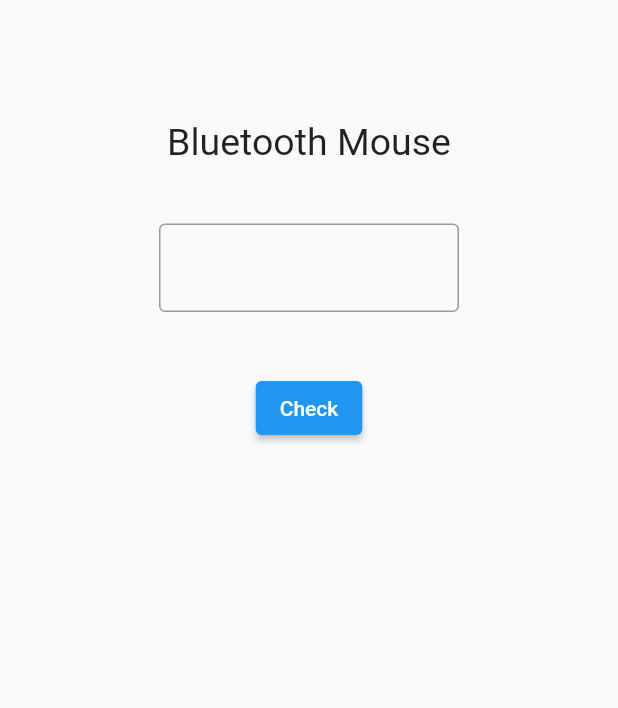
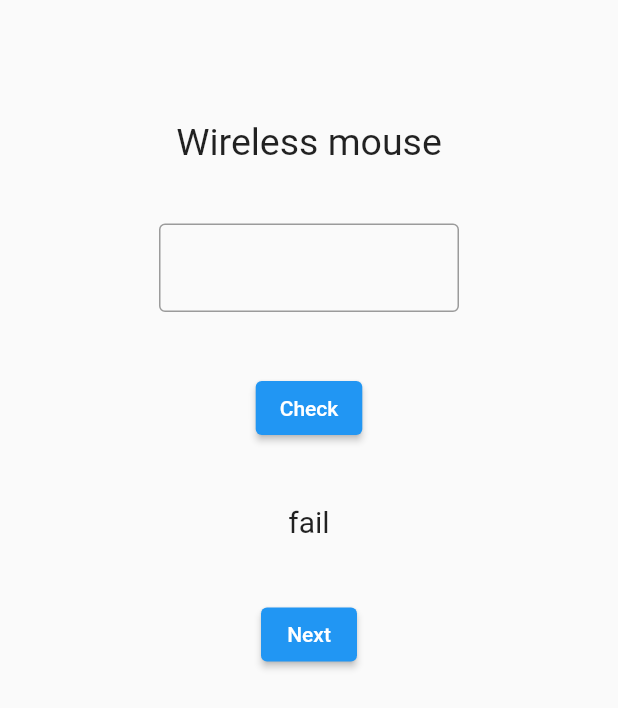
Before and after one commit to HoangHieuS/learning_flutter_1, a Flutter app: the screen it shows after launch, after a tap on "Check", on a phone screen of 412 x 824 dp. Shown: the top 708 px of the screen. Run offline on Flutter 3.47's test engine with Material 2 defaults, Android fonts, the phone set to English and light mode, and no system bars.

Commit message:
Check result and show next product

```diff
--- /dev/null
+++ b/lib/product_info.dart
@@ -0,0 +1,14 @@
+class ProductInfo {
+  final String name;
+  final int price;
+
+  ProductInfo(this.name, this.price);
+}
+
+final products = [
+  ProductInfo('Wireless mouse', 3),
+  ProductInfo('Keyboard', 5),
+  ProductInfo('Camera', 8),
+  ProductInfo('Speaker', 4),
+  ProductInfo('iPad', 1000),
+];
--- a/lib/screens/home_page.dart
+++ b/lib/screens/home_page.dart
@@ -1,8 +1,18 @@
 import 'package:flutter/material.dart';
 import 'package:flutter/services.dart';
+import 'package:name_your_price/product_info.dart';
 
-class HomePage extends StatelessWidget {
+class HomePage extends StatefulWidget {
   const HomePage({Key? key}) : super(key: key);
+
+  @override
+  State<HomePage> createState() => _HomePageState();
+}
+
+class _HomePageState extends State<HomePage> {
+  int _productIndex = 0;
+  int? _inputtedPrice;
+  String _result = '';
 
   @override
   Widget build(BuildContext context) {
@@ -12,20 +22,52 @@ class HomePage extends StatelessWidget {
         child: Column(
           children: <Widget>[
             const Padding(padding: EdgeInsets.only(top: 80)),
-            const Text('Bluetooth Mouse', style: TextStyle(fontSize: 25)),
+            Text(products[_productIndex].name,
+                style: const TextStyle(fontSize: 25)),
             const Padding(padding: EdgeInsets.only(top: 40)),
             SizedBox(
               width: 200,
               child: TextField(
+                key: const Key('priceInput'),
                 decoration: const InputDecoration(border: OutlineInputBorder()),
                 keyboardType: TextInputType.number,
                 inputFormatters: [FilteringTextInputFormatter.digitsOnly],
+                onChanged: (value) {
+                  _inputtedPrice = int.tryParse(value);
+                },
               ),
             ),
             const Padding(padding: EdgeInsets.only(top: 40)),
             ElevatedButton(
               child: const Text('Check'),
-              onPressed: () {},
+              onPressed: () {
+                setState(() {
+                  _result = _inputtedPrice == products[_productIndex].price
+                      ? 'pass'
+                      : 'fail';
+                });
+              },
+            ),
+            const Padding(padding: EdgeInsets.only(top: 40)),
+            Visibility(
+              visible: _result.isNotEmpty,
+              child: Text(_result,
+                  style: const TextStyle(fontSize: 20),
+                  key: const Key('result')),
+            ),
+            const Padding(padding: EdgeInsets.only(top: 40)),
+            Visibility(
+              visible: _result.isNotEmpty,
+              child: ElevatedButton(
+                  onPressed: () {
+                    setState(() {
+                      _result = '';
+                      if (_productIndex < 4) {
+                        _productIndex++;
+                      }
+                    });
+                  },
+                  child: const Text('Next')),
             )
           ],
         ),
```
Also changed, not shown: 1 other file.
